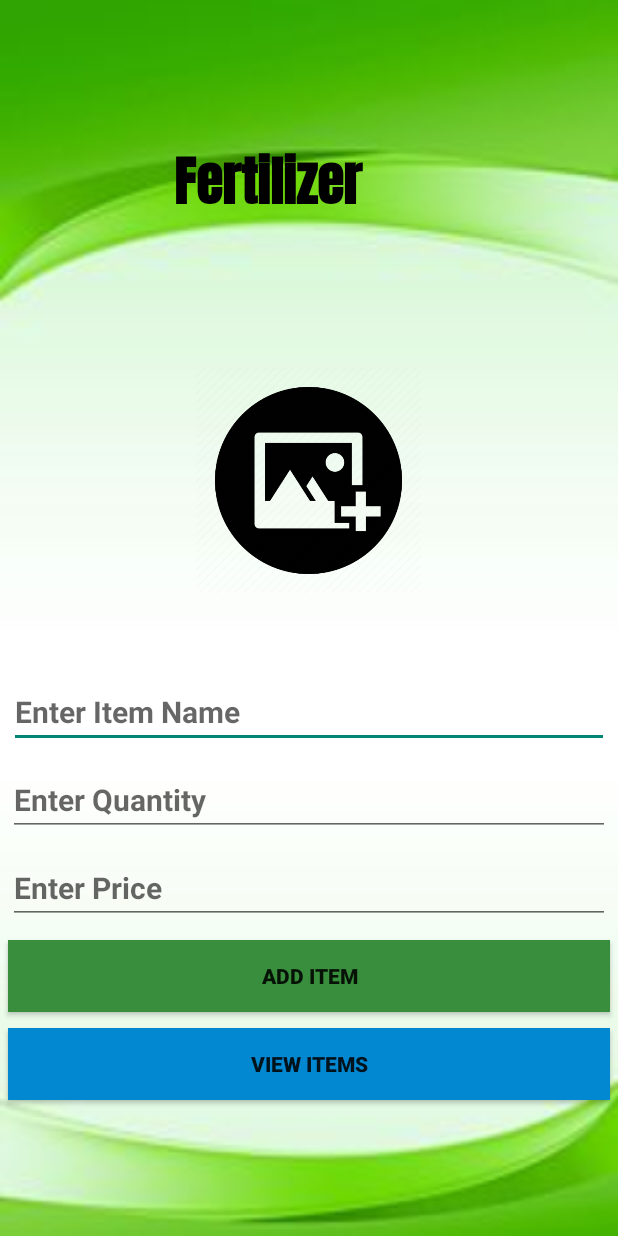
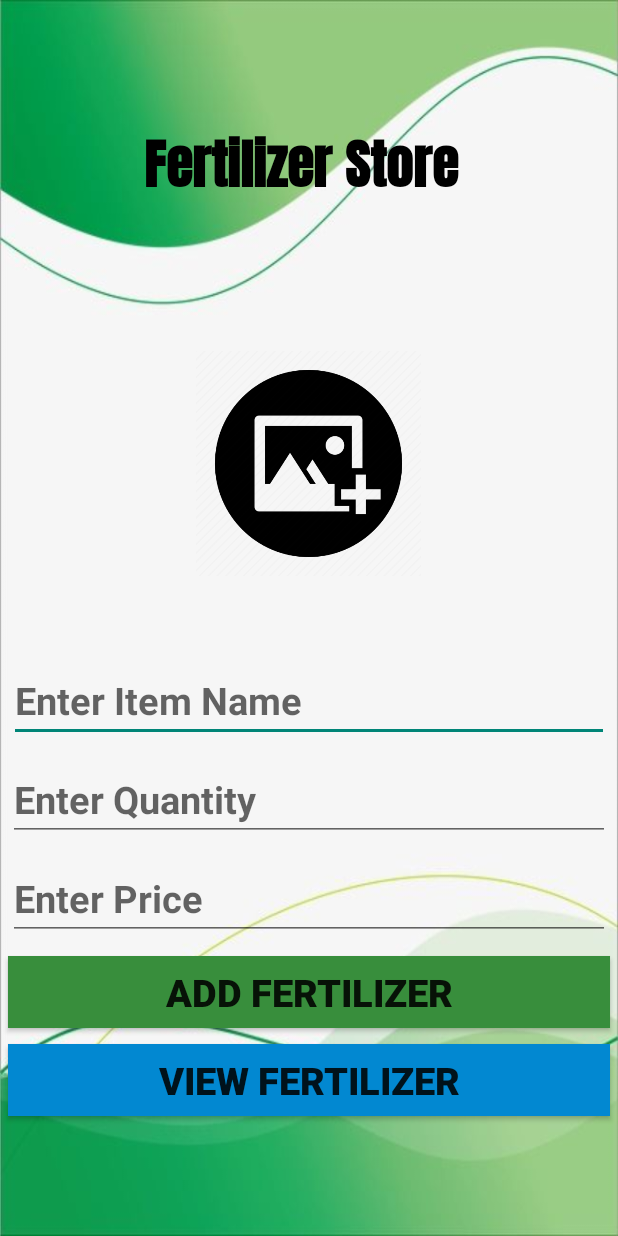
Before and after one commit to MalithaGayangeeth/AZTECS, an Android app: the layout activity_fertilizer.xml on its own in the app's theme, with its tools: preview values and no code run, on a phone screen of 412 x 824 dp. Run offline under Robolectric (Android 15) with nearby library versions, the light colour scheme and no system bars; Roboto replaces fonts that are not available here.

Commit message:
Commit here

```diff
--- a/app/src/main/java/com/example/aztecs/AdminHomePageActivity.java
+++ b/app/src/main/java/com/example/aztecs/AdminHomePageActivity.java
@@ -29,7 +29,7 @@ public class AdminHomePageActivity extends AppCompatActivity {
         button03.setOnClickListener(new View.OnClickListener() {
             @Override
             public void onClick(View view) {
-                openFertilizersPageActivity();
+                openFertilizerActivity();
             }
         });
     }
@@ -39,8 +39,8 @@ public class AdminHomePageActivity extends AppCompatActivity {
         Intent intent = new Intent(this,MainActivity.class);
         startActivity(intent);
     }
-    public void openFertilizersPageActivity(){
-        Intent intent = new Intent(this,FertilizersPageActivity.class);
+    public void openFertilizerActivity(){
+        Intent intent = new Intent(this,FertilizerActivity.class);
         startActivity(intent);
     }
 
--- a/app/src/main/java/com/example/aztecs/FertilizerModelClass.java
+++ b/app/src/main/java/com/example/aztecs/FertilizerModelClass.java
@@ -3,7 +3,6 @@ package com.example.aztecs;
 import android.graphics.Bitmap;
 
 public class FertilizerModelClass {
-
 
     Integer id;
     Bitmap image;
--- a/app/src/main/java/com/example/aztecs/LoginActivity.java
+++ b/app/src/main/java/com/example/aztecs/LoginActivity.java
@@ -1,5 +1,6 @@
 package com.example.aztecs;
 
+import androidx.appcompat.app.AlertDialog;
 import androidx.appcompat.app.AppCompatActivity;
 
 import android.content.Intent;
@@ -17,8 +18,8 @@ public class LoginActivity extends AppCompatActivity {
     private EditText txt02;
 
 
-    private final String Username = "admin01@gmail.com";
-    private final String Password = "12345";
+    private final String Username = "a";
+    private final String Password = "1";
 
     boolean isValid = false;
 
@@ -71,6 +72,7 @@ public class LoginActivity extends AppCompatActivity {
         return false;
     }
 
+
 }
 //
 //    public void displayToast(View v){
--- a/app/src/main/res/layout/activity_fertilizer.xml
+++ b/app/src/main/res/layout/activity_fertilizer.xml
@@ -7,11 +7,11 @@
     android:gravity="center"
     android:layout_height="match_parent"
     tools:context=".MainActivity"
-    android:background="@drawable/backg3"
+    android:background="@drawable/image006"
     >
 
     <TextView
-        android:layout_width="180dp"
+        android:layout_width="220dp"
         android:layout_height="60dp"
         android:fontFamily="@font/anton"
         android:text="Fertilizer Store"
@@ -29,52 +29,57 @@
 
 
     <EditText
-        android:id="@+id/edittext_name1"
+        android:id="@+id/edittext_name2"
         android:layout_width="400dp"
         android:layout_height="wrap_content"
         android:layout_margin="5dp"
         android:layout_marginHorizontal="100dp"
         android:layout_marginBottom="100dp"
         android:hint="Enter Item Name"
-        android:textSize="20dp"
+        android:textColor="#C83C3838"
+        android:textSize="25dp"
         android:textStyle="bold" />
 
     <EditText
-        android:id="@+id/edittext_quantity1"
+        android:id="@+id/edittext_quantity2"
         android:layout_width="match_parent"
         android:layout_height="wrap_content"
         android:layout_margin="5dp"
         android:hint="Enter Quantity"
-        android:textSize="20dp"
+        android:textColor="#C8605555"
+        android:textSize="25dp"
         android:textStyle="bold" />
 
     <EditText
-        android:id="@+id/edittext_price1"
+        android:id="@+id/edittext_price2"
         android:layout_width="match_parent"
         android:layout_height="wrap_content"
         android:layout_margin="5dp"
         android:hint="Enter Price"
-        android:textSize="20dp"
+        android:textColor="#C8605555"
+        android:textSize="25dp"
         android:textStyle="bold" />
 
 
     <Button
-        android:id="@+id/button_add1"
+        android:id="@+id/button_add2"
         android:layout_width="match_parent"
         android:layout_height="wrap_content"
         android:layout_margin="5dp"
         android:background="#388E3C"
-        android:text="Add Item"
+        android:text="Add Fertilizer"
+        android:textSize="25dp"
         android:textStyle="bold" />
 
 
     <Button
-        android:id="@+id/button_view1"
+        android:id="@+id/button_view2"
         android:layout_width="match_parent"
         android:layout_height="wrap_content"
         android:layout_margin="5dp"
         android:background="#0288D1"
-        android:text="View Items"
+        android:text="View Fertilizer"
+        android:textSize="25dp"
         android:textStyle="bold" />
 
 </LinearLayout>
```
Also changed, not shown: app/src/main/AndroidManifest.xml (+32 -2 lines), app/src/main/java/com/example/aztecs/DatabaseHelperClass.java (+115 -0 lines), app/src/main/res/layout/activity_main.xml (+6 -4 lines), app/src/main/res/layout/plant_list.xml (+60 -66 lines).
